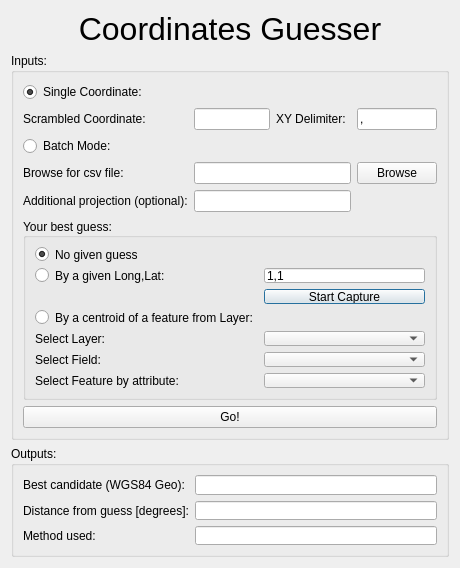
Qt form CoordGuesser_dialog_base.ui (jicrbuh/CoordinateGuesser) before a commit.
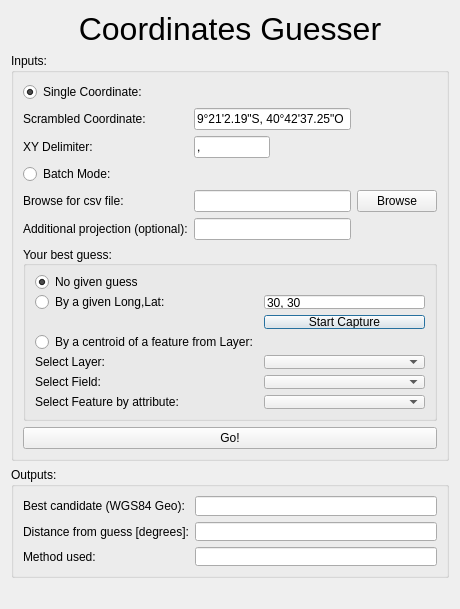
The same form after that commit.

Commit message: Added user notifications (such as errors and file successfully created)

```diff
--- a/CoordGuesser_dialog_base.ui
+++ b/CoordGuesser_dialog_base.ui
@@ -7,7 +7,7 @@
     <x>0</x>
     <y>0</y>
     <width>460</width>
-    <height>568</height>
+    <height>609</height>
    </rect>
   </property>
   <property name="minimumSize">
@@ -86,27 +86,6 @@
      </layout>
     </widget>
    </item>
-   <item row="0" column="0">
-    <widget class="QLabel" name="label_title">
-     <property name="maximumSize">
-      <size>
-       <width>16777215</width>
-       <height>39</height>
-      </size>
-     </property>
-     <property name="font">
-      <font>
-       <pointsize>24</pointsize>
-      </font>
-     </property>
-     <property name="text">
-      <string>Coordinates Guesser</string>
-     </property>
-     <property name="alignment">
-      <set>Qt::AlignCenter</set>
-     </property>
-    </widget>
-   </item>
    <item row="1" column="0">
     <widget class="QGroupBox" name="groupBox_inputs">
      <property name="sizePolicy">
@@ -119,7 +98,7 @@
       <string>Inputs:</string>
      </property>
      <layout class="QGridLayout" name="gridLayout_2">
-      <item row="6" column="0" colspan="4">
+      <item row="7" column="0" colspan="4">
        <widget class="QGroupBox" name="groupBox">
         <property name="sizePolicy">
          <sizepolicy hsizetype="Preferred" vsizetype="Expanding">
@@ -178,7 +157,7 @@
             </sizepolicy>
            </property>
            <property name="text">
-            <string>1,1</string>
+            <string>30, 30</string>
            </property>
           </widget>
          </item>
@@ -280,20 +259,6 @@
         </layout>
        </widget>
       </item>
-      <item row="1" column="3">
-       <widget class="QLineEdit" name="xydelim">
-        <property name="text">
-         <string>,</string>
-        </property>
-       </widget>
-      </item>
-      <item row="1" column="1">
-       <widget class="QLineEdit" name="scrambled">
-        <property name="text">
-         <string/>
-        </property>
-       </widget>
-      </item>
       <item row="1" column="0">
        <widget class="QLabel" name="label_6">
         <property name="toolTip">
@@ -304,7 +269,7 @@
         </property>
        </widget>
       </item>
-      <item row="5" column="0">
+      <item row="6" column="0">
        <widget class="QLabel" name="label_10">
         <property name="toolTip">
          <string>&lt;html&gt;&lt;head/&gt;&lt;body&gt;&lt;p&gt;A valid PROJ.4 string (e.g. &lt;span style=&quot; font-style:italic;&quot;&gt;+proj=longlat +datum=WGS84 +no_defs&lt;/span&gt;) or a UTM zone (e.g. &lt;span style=&quot; font-style:italic;&quot;&gt;60&lt;/span&gt;)&lt;/p&gt;&lt;/body&gt;&lt;/html&gt;</string>
@@ -314,13 +279,6 @@
         </property>
        </widget>
       </item>
-      <item row="1" column="2">
-       <widget class="QLabel" name="label_5">
-        <property name="text">
-         <string>XY Delimiter:</string>
-        </property>
-       </widget>
-      </item>
       <item row="0" column="0">
        <widget class="QRadioButton" name="radioButton_single">
         <property name="text">
@@ -334,7 +292,7 @@
         </attribute>
        </widget>
       </item>
-      <item row="2" column="0">
+      <item row="3" column="0">
        <widget class="QRadioButton" name="radioButton_batch">
         <property name="text">
          <string>Batch Mode:</string>
@@ -344,7 +302,7 @@
         </attribute>
        </widget>
       </item>
-      <item row="5" column="1" colspan="2">
+      <item row="6" column="1" colspan="2">
        <widget class="QLineEdit" name="lineEdit_addProj">
         <property name="toolTip">
          <string>&lt;html&gt;&lt;head/&gt;&lt;body&gt;&lt;p&gt;A valid PROJ.4 string (e.g. &lt;span style=&quot; font-style:italic;&quot;&gt;+proj=longlat +datum=WGS84 +no_defs&lt;/span&gt;) or a UTM zone (e.g. &lt;span style=&quot; font-style:italic;&quot;&gt;60&lt;/span&gt;)&lt;/p&gt;&lt;/body&gt;&lt;/html&gt;</string>
@@ -354,33 +312,91 @@
         </property>
        </widget>
       </item>
-      <item row="3" column="0">
+      <item row="4" column="0">
        <widget class="QLabel" name="label">
+        <property name="toolTip">
+         <string>&lt;html&gt;&lt;head/&gt;&lt;body&gt;&lt;p&gt;The file should be in the format of: scarmbled X, scrambled Y&lt;/p&gt;&lt;/body&gt;&lt;/html&gt;</string>
+        </property>
         <property name="text">
          <string>Browse for csv file:</string>
         </property>
        </widget>
       </item>
-      <item row="3" column="1" colspan="2">
+      <item row="4" column="1" colspan="2">
        <widget class="QLineEdit" name="lineEdit_filePath"/>
       </item>
-      <item row="3" column="3">
+      <item row="4" column="3">
        <widget class="QPushButton" name="pushButton_browse">
         <property name="text">
          <string>Browse</string>
         </property>
        </widget>
       </item>
-      <item row="7" column="0" colspan="4">
+      <item row="8" column="0" colspan="4">
        <widget class="QPushButton" name="pushButton_Go">
         <property name="text">
          <string>Go!</string>
         </property>
        </widget>
       </item>
+      <item row="2" column="0">
+       <widget class="QLabel" name="label_5">
+        <property name="text">
+         <string>XY Delimiter:</string>
+        </property>
+       </widget>
+      </item>
+      <item row="2" column="1">
+       <widget class="QLineEdit" name="xydelim">
+        <property name="text">
+         <string>, </string>
+        </property>
+       </widget>
+      </item>
+      <item row="1" column="1" colspan="2">
+       <widget class="QLineEdit" name="scrambled">
+        <property name="text">
+         <string>9°21'2.19&quot;S, 40°42'37.25&quot;O</string>
+        </property>
+       </widget>
+      </item>
      </layout>
     </widget>
    </item>
+   <item row="0" column="0">
+    <widget class="QLabel" name="label_title">
+     <property name="maximumSize">
+      <size>
+       <width>16777215</width>
+       <height>39</height>
+      </size>
+     </property>
+     <property name="font">
+      <font>
+       <pointsize>24</pointsize>
+      </font>
+     </property>
+     <property name="text">
+      <string>Coordinates Guesser</string>
+     </property>
+     <property name="alignment">
+      <set>Qt::AlignCenter</set>
+     </property>
+    </widget>
+   </item>
+   <item row="4" column="0">
+    <widget class="QLabel" name="label_message">
+     <property name="font">
+      <font>
+       <weight>75</weight>
+       <bold>true</bold>
+      </font>
+     </property>
+     <property name="text">
+      <string/>
+     </property>
+    </widget>
+   </item>
   </layout>
  </widget>
  <resources/>
```
The commit also changes 1 other file.
